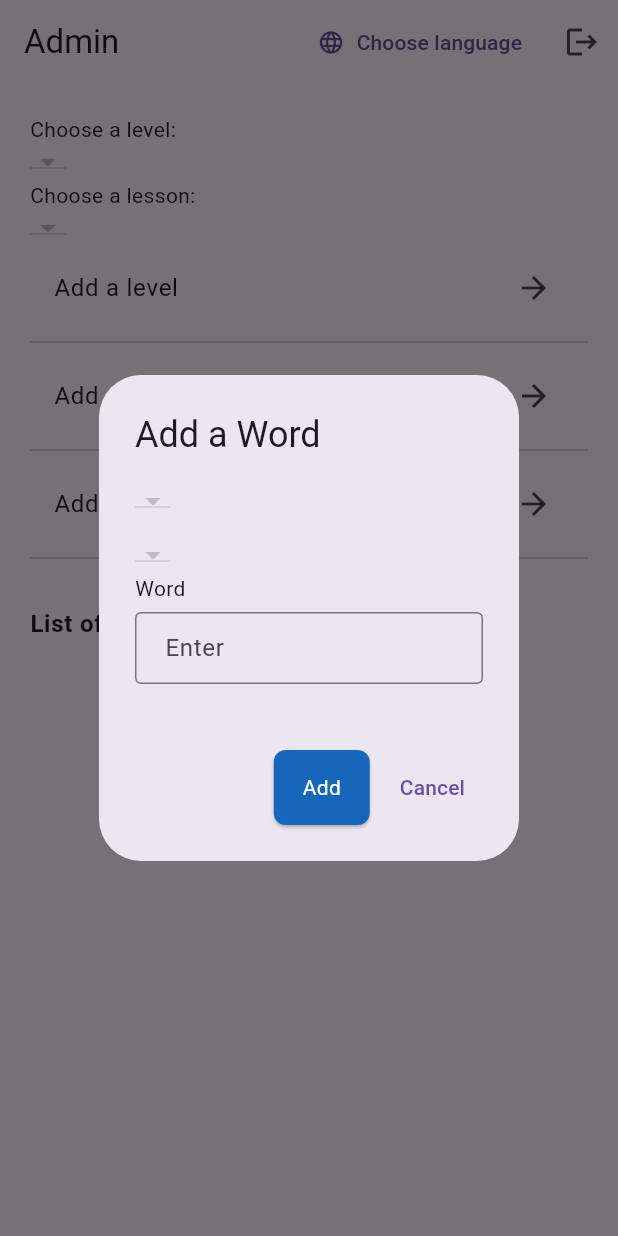
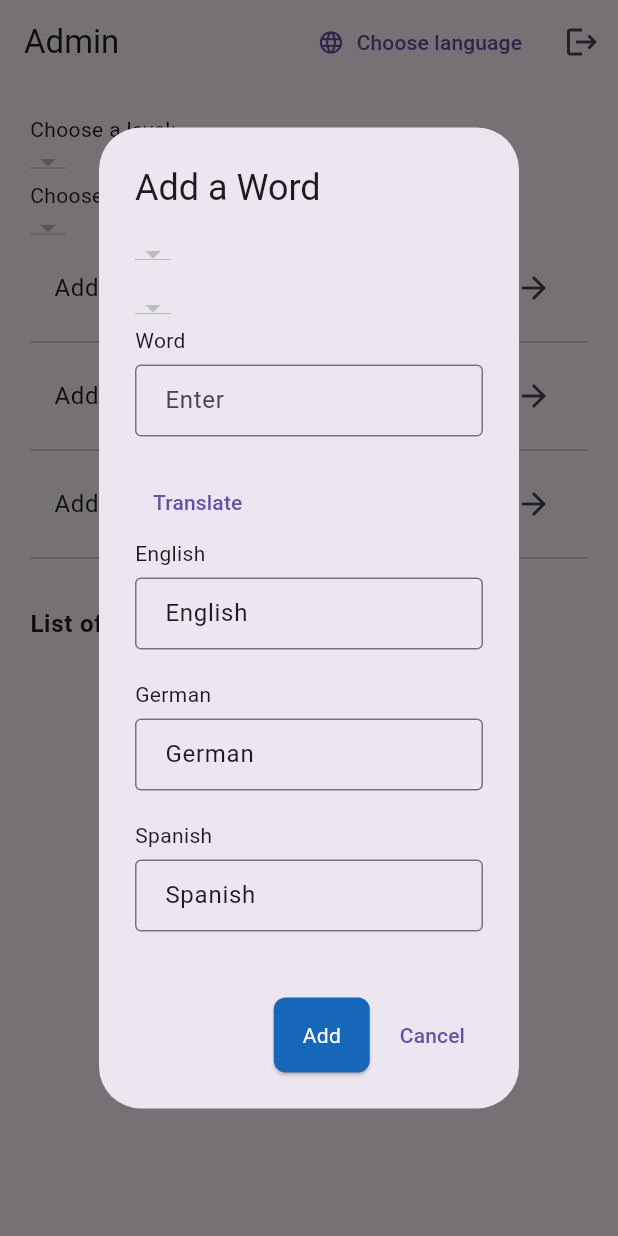
Before and after one commit to edilberto-pajunar/flaapp-new, a Flutter app: the AdminPage screen opened by its route, after a tap on "Add a word", on a phone screen of 412 x 824 dp. Run offline on Flutter 3.47's test engine with Material 3 defaults, Android fonts, the light colour scheme and no system bars; our stand-ins replace bloc, cloud_firestore, equatable, firebase_auth, firebase_core, flutter_bloc and 3 more; accounts and stored records are empty; generated files the repository leaves out were written again; network calls fail.

Commit message:
updated routing and creation of account

```diff
--- a/lib/features/admin/bloc/admin_bloc.dart
+++ b/lib/features/admin/bloc/admin_bloc.dart
@@ -1,11 +1,8 @@
-import 'dart:async';
-
 import 'package:bloc/bloc.dart';
 import 'package:equatable/equatable.dart';
 import 'package:flaapp/model/lesson.dart';
 import 'package:flaapp/model/level.dart';
 import 'package:flaapp/model/word.dart';
-import 'package:flaapp/repository/database/database_repository.dart';
 import 'package:flaapp/repository/lesson/lesson_repository.dart';
 import 'package:flaapp/repository/level/level_repository.dart';
 import 'package:flaapp/repository/translate/translate_repository.dart';
@@ -37,6 +34,8 @@ class AdminBloc extends Bloc<AdminEvent, AdminState> {
     on<AdminAddLevelSubmitted>(_onAddLevelSubmitted);
     on<AdminAddLessonSubmitted>(_onAddLessonSubmitted);
     on<AdminAddWordSubmitted>(_onAddWordSubmitted);
+    on<AdminTranslateWordRequested>(_onTranslateWordRequested);
+    on<AdminWordChanged>(_onWordChanged);
   }
 
   void _onInitRequested(
@@ -101,6 +100,31 @@ class AdminBloc extends Bloc<AdminEvent, AdminState> {
     );
   }
 
+  void _onTranslateWordRequested(
+    AdminTranslateWordRequested event,
+    Emitter<AdminState> emit,
+  ) async {
+    if (event.word.isEmpty) return;
+    final List<String> translatedWords = [];
+
+    final german = await _translateRepository.translateWord(event.word, "de");
+    final english = await _translateRepository.translateWord(event.word, "en");
+    final spanish = await _translateRepository.translateWord(event.word, "es");
+
+    translatedWords.addAll([english, german, spanish]);
+
+    emit(state.copyWith(translatedWords: translatedWords));
+  }
+
+  void _onWordChanged(
+    AdminWordChanged event,
+    Emitter<AdminState> emit,
+  ) async {
+    state.translatedWords[0] = "hahaha";
+
+    emit(state.copyWith(translatedWords: state.translatedWords));
+  }
+
   // void _onUpdateWords(UpdateWords event, emit) async {
   //   try {
   //     final state = this.state as AdminLoaded;
--- a/lib/features/admin/bloc/admin_event.dart
+++ b/lib/features/admin/bloc/admin_event.dart
@@ -55,45 +55,18 @@ class AdminAddWordSubmitted extends AdminEvent {
   });
 }
 
+class AdminTranslateWordRequested extends AdminEvent {
+  final String word;
 
+  const AdminTranslateWordRequested({
+    required this.word,
+  });
+}
 
+class AdminWordChanged extends AdminEvent {
+  final String word;
 
-// class AddLesson extends AdminEvent {
-//   final LessonModel lesson;
-
-//   const AddLesson({
-//     required this.lesson,
-//   });
-
-//   @override
-//   List<Object> get props => [lesson];
-// }
-
-// class UpdateWords extends AdminEvent {
-//   const UpdateWords();
-
-//   @override
-//   List<Object> get props => [];
-// }
-
-// class UpdateLevel extends AdminEvent {
-//   final String level;
-
-//   const UpdateLevel({
-//     required this.level,
-//   });
-
-//   @override
-//   List<Object> get props => [level];
-// }
-
-// class UpdateLesson extends AdminEvent {
-//   final String lesson;
-
-//   const UpdateLesson({
-//     required this.lesson,
-//   });
-
-//   @override
-//   List<Object> get props => [lesson];
-// }
+  const AdminWordChanged({
+    required this.word,
+  });
+}
--- a/lib/features/admin/bloc/admin_state.dart
+++ b/lib/features/admin/bloc/admin_state.dart
@@ -6,6 +6,7 @@ final class AdminState extends Equatable {
   final List<WordModel> words;
   final String? level;
   final String? lesson;
+  final List<String> translatedWords;
 
   const AdminState({
     this.levels = const [],
@@ -13,6 +14,7 @@ final class AdminState extends Equatable {
     this.words = const [],
     this.level,
     this.lesson,
+    this.translatedWords = const [],
   });
 
   @override
@@ -22,6 +24,7 @@ final class AdminState extends Equatable {
         words,
         level,
         lesson,
+        translatedWords,
       ];
 
   AdminState copyWith({
@@ -30,6 +33,7 @@ final class AdminState extends Equatable {
     List<WordModel>? words,
     String? level,
     String? lesson,
+    List<String>? translatedWords,
   }) {
     return AdminState(
       levels: levels ?? this.levels,
@@ -37,6 +41,7 @@ final class AdminState extends Equatable {
       words: words ?? this.words,
       level: level ?? this.level,
       lesson: lesson ?? this.lesson,
+      translatedWords: translatedWords ?? this.translatedWords,
     );
   }
 }
--- a/lib/features/admin/view/admin_page.dart
+++ b/lib/features/admin/view/admin_page.dart
@@ -1,8 +1,11 @@
 import 'package:flaapp/features/admin/bloc/admin_bloc.dart';
 import 'package:flaapp/features/admin/view/admin_view.dart';
+import 'package:flaapp/features/auth/bloc/auth_bloc.dart';
+import 'package:flaapp/repository/auth/auth_repository.dart';
 import 'package:flaapp/repository/lesson/lesson_repository.dart';
 import 'package:flaapp/repository/level/level_repository.dart';
 import 'package:flaapp/repository/translate/translate_repository.dart';
+import 'package:flaapp/repository/user/user_repository.dart';
 import 'package:flaapp/repository/word/word_repository.dart';
 import 'package:flutter/material.dart';
 import 'package:flutter_bloc/flutter_bloc.dart';
@@ -13,13 +16,23 @@ class AdminPage extends StatelessWidget {
 
   @override
   Widget build(BuildContext context) {
-    return BlocProvider(
+    return MultiBlocProvider(
+      providers: [
+        BlocProvider(
           create: (context) => AdminBloc(
             levelRepository: context.read<LevelRepository>(),
             lessonRepository: context.read<LessonRepository>(),
             wordRepository: context.read<WordRepository>(),
             translateRepository: context.read<TranslateRepository>(),
           )..add(const AdminInitRequested()),
+        ),
+        BlocProvider(
+          create: (context) => AuthBloc(
+            authRepository: context.read<AuthRepository>(),
+            userRepository: context.read<UserRepository>(),
+          ),
+        ),
+      ],
       child: const AdminView(),
     );
   }
--- a/lib/features/admin/view/admin_view.dart
+++ b/lib/features/admin/view/admin_view.dart
@@ -3,12 +3,10 @@ import 'package:flaapp/features/admin/widget/add_lesson.dart';
 import 'package:flaapp/features/admin/widget/add_level.dart';
 import 'package:flaapp/features/admin/widget/add_word.dart';
 import 'package:flaapp/features/admin/widget/word_list.dart';
-import 'package:flaapp/views/widgets/buttons/primary_button.dart';
-import 'package:flaapp/views/widgets/fields/primary_text_field.dart';
+import 'package:flaapp/features/auth/bloc/auth_bloc.dart';
 import 'package:flutter/material.dart';
 import 'package:flutter_bloc/flutter_bloc.dart';
 import 'package:flutter_gen/gen_l10n/app_localizations.dart';
-import 'package:go_router/go_router.dart';
 
 class AdminView extends StatefulWidget {
   const AdminView({super.key});
@@ -40,7 +38,7 @@ class _AdminViewState extends State<AdminView> {
             ),
             IconButton(
               onPressed: () {
-                // context.read<AuthRepository>().signOut();
+                context.read<AuthBloc>().add(AuthSignOutAttempted());
               },
               icon: const Icon(
                 Icons.logout,
--- a/lib/features/admin/widget/add_word.dart
+++ b/lib/features/admin/widget/add_word.dart
@@ -31,7 +31,8 @@ class _AddWordState extends State<AddWord> {
                   builder: (context, state) {
                     return AlertDialog(
                       title: const Text("Add a Word"),
-                      content: Column(
+                      content: SingleChildScrollView(
+                        child: Column(
                           crossAxisAlignment: CrossAxisAlignment.start,
                           mainAxisSize: MainAxisSize.min,
                           children: [
@@ -43,9 +44,8 @@ class _AddWordState extends State<AddWord> {
                                 );
                               }).toList(),
                               onChanged: (val) {
-                              context
-                                  .read<AdminBloc>()
-                                  .add(AdminLessonStreamRequested(level: val!));
+                                context.read<AdminBloc>().add(
+                                    AdminLessonStreamRequested(level: val!));
                               },
                               value: state.level,
                             ),
@@ -58,9 +58,8 @@ class _AddWordState extends State<AddWord> {
                                 );
                               }).toList(),
                               onChanged: (val) {
-                              context
-                                  .read<AdminBloc>()
-                                  .add(AdminWordStreamRequested(lesson: val!));
+                                context.read<AdminBloc>().add(
+                                    AdminWordStreamRequested(lesson: val!));
                               },
                               value: state.lesson,
                             ),
@@ -68,7 +67,50 @@ class _AddWordState extends State<AddWord> {
                               label: "Word",
                               controller: word,
                             ),
+                            TextButton(
+                              onPressed: () => context
+                                  .read<AdminBloc>()
+                                  .add(AdminTranslateWordRequested(
+                                    word: word.text,
+                                  )),
+                              child: const Text("Translate"),
+                            ),
+                            Column(
+                              crossAxisAlignment: CrossAxisAlignment.start,
+                              children: [
+                                PrimaryTextField(
+                                  controller: TextEditingController(
+                                    text: state.translatedWords.isEmpty
+                                        ? "English"
+                                        : state.translatedWords[0],
+                                  ),
+                                  onChanged: (val) {
+                                    context
+                                        .read<AdminBloc>()
+                                        .add(AdminWordChanged(word: val));
+                                  },
+                                  label: "English",
+                                ),
+                                PrimaryTextField(
+                                  controller: TextEditingController(
+                                    text: state.translatedWords.isEmpty
+                                        ? "German"
+                                        : state.translatedWords[1],
+                                  ),
+                                  label: "German",
+                                ),
+                                PrimaryTextField(
+                                  controller: TextEditingController(
+                                    text: state.translatedWords.isEmpty
+                                        ? "Spanish"
+                                        : state.translatedWords[2],
+                                  ),
+                                  label: "Spanish",
+                                ),
                               ],
+                            ),
+                          ],
+                        ),
                       ),
                       actions: [
                         PrimaryButton(
--- a/lib/features/auth/bloc/auth_bloc.dart
+++ b/lib/features/auth/bloc/auth_bloc.dart
@@ -1,19 +1,21 @@
-import 'dart:async';
-import 'dart:developer';
-
 import 'package:bloc/bloc.dart';
 import 'package:equatable/equatable.dart';
 import 'package:firebase_auth/firebase_auth.dart';
 import 'package:flaapp/repository/auth/auth_repository.dart';
+import 'package:flaapp/repository/user/user_repository.dart';
 
 part 'auth_event.dart';
 part 'auth_state.dart';
 
 class AuthBloc extends Bloc<AuthEvent, AuthState> {
   final AuthRepository _authRepository;
+  final UserRepository _userRepository;
 
-  AuthBloc({required AuthRepository authRepository})
-      : _authRepository = authRepository,
+  AuthBloc({
+    required AuthRepository authRepository,
+    required UserRepository userRepository,
+  })  : _authRepository = authRepository,
+        _userRepository = userRepository,
         super(const AuthState()) {
     on<AuthLoginAttempted>(_onLoginAttempted);
     on<AuthCreateAccountAttempted>(_onCreateAccountAttempted);
@@ -43,11 +45,17 @@ class AuthBloc extends Bloc<AuthEvent, AuthState> {
   ) async {
     try {
       emit(state.copyWith(status: AuthStatus.loading));
-      await _authRepository.signup(
+      final user = await _authRepository.signup(
         email: event.email,
         password: event.password,
         username: event.username,
       );
+
+      Future.wait([
+        _userRepository.addInitialLessons(user!.uid),
+        _userRepository.addInitialLevels(user.uid),
+        _userRepository.addInitialWords(user.uid),
+      ]);
 
       emit(state.copyWith(status: AuthStatus.success));
     } catch (e) {
--- a/lib/features/level/view/level_view.dart
+++ b/lib/features/level/view/level_view.dart
@@ -48,7 +48,7 @@ class LevelView extends StatelessWidget {
                           return GestureDetector(
                             onTap: !level.locked
                                 ? () {
-                                    context.push(LessonPage.route, extra: {
+                                    context.pushNamed(LessonPage.route, extra: {
                                       "level": level,
                                     });
                                   }
--- a/lib/repository/auth/auth_repository.dart
+++ b/lib/repository/auth/auth_repository.dart
@@ -22,7 +22,7 @@ class AuthRepository extends BaseAuthRepository {
   }
 
   @override
-  Future<void> signup({
+  Future<User?> signup({
     required String email,
     required String password,
     required String username,
@@ -41,9 +41,13 @@ class AuthRepository extends BaseAuthRepository {
           "username": username,
         },
       );
+
+      return cred.user!;
     } catch (e) {
       log("Error: $e");
     }
+
+    return null;
   }
 
   @override
--- a/lib/repository/translate/translate_repository.dart
+++ b/lib/repository/translate/translate_repository.dart
@@ -33,9 +33,9 @@ class TranslateRepository extends BaseTranslateRepository {
     log("Response: ${response.reasonPhrase}");
 
     if (response.statusCode == 200) {
-      final body = response.body;
+      final body = jsonDecode(response.body);
 
-      return body;
+      return body["translations"][0]["text"];
     } else {
       throw Exception(response.reasonPhrase);
     }
--- a/pubspec.yaml
+++ b/pubspec.yaml
@@ -4,7 +4,7 @@ description: "A new Flutter project."
 # pub.dev using `flutter pub publish`. This is preferred for private packages.
 publish_to: 'none' # Remove this line if you wish to publish to pub.dev
 
-version: 1.0.0+4
+version: 1.0.0+5
 
 environment:
   sdk: '>=3.2.2 <4.0.0'
```
Also changed, not shown: lib/app/app_router.dart (+5 -2 lines), lib/app/view/app.dart (+13 -2 lines), lib/features/auth/view/auth_page.dart (+1 -11 lines), lib/features/level/view/level_page.dart (+0 -7 lines). Lines whose indentation alone changed are shown as unchanged.
